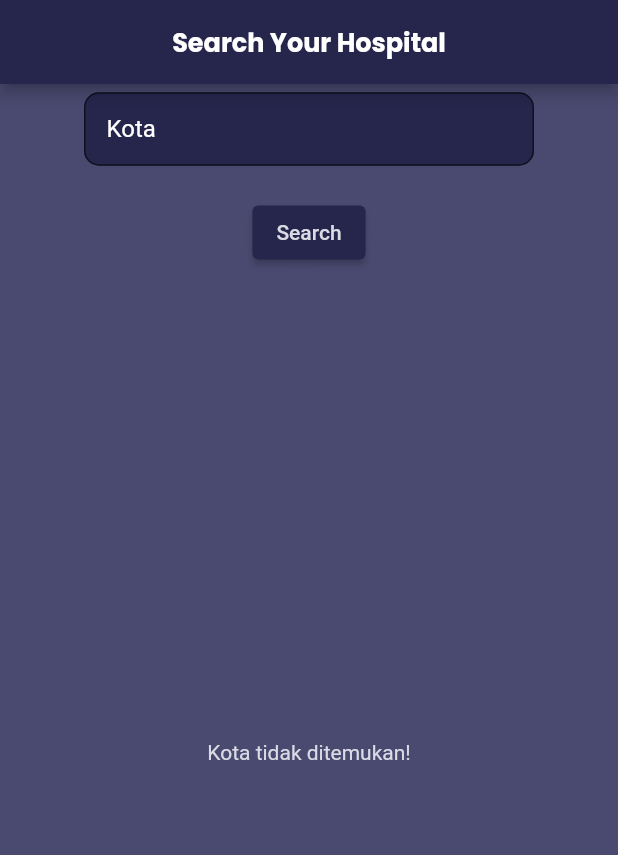
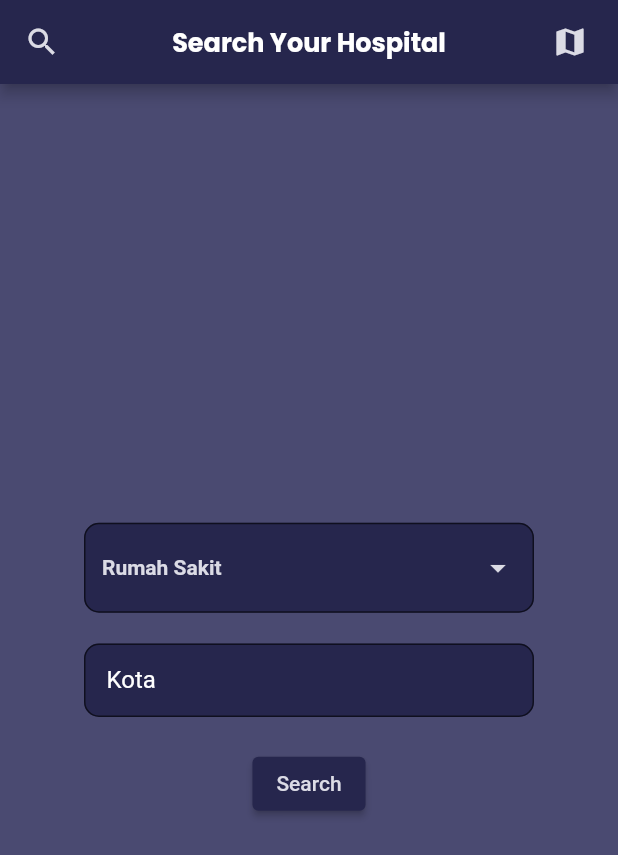
Before and after one commit to danielfebrianew/Hospital_Finder, a Flutter app: the screen it shows after launch, on a phone screen of 412 x 824 dp. Shown: the top 855 px of the screen. Run offline on Flutter 3.47's test engine with Material 2 defaults, Android fonts, the phone set to English and light mode, and no system bars; our stand-ins replace flutter_map, google_fonts, latlong2, shared_preferences; missing offline and left inert: osm_nominatim.

Commit message:
commit 3 : menyamakan dengan design

```diff
--- a/lib/main.dart
+++ b/lib/main.dart
@@ -17,7 +17,6 @@ class MyApp extends StatelessWidget {
       value: MapProvider(),
       child: MaterialApp(
         debugShowCheckedModeBanner: false,
-        title: 'Flutter Demo',
         theme: ThemeData(
           primarySwatch: Colors.lightBlue,
         ),
--- a/lib/pages/main_page.dart
+++ b/lib/pages/main_page.dart
@@ -35,6 +35,19 @@ class MainPageState extends State<MainPage> {
         ),
       ),
       centerTitle: true,
+      leading: const Icon(
+        Icons.search,
+        color: _secondaryColor,
+      ),
+      actions: const [
+        Icon(
+          Icons.map,
+          color: _secondaryColor,
+        ),
+        SizedBox(
+          width: 20,
+        ),
+      ],
     );
   }
 
--- a/lib/pages/map_page.dart
+++ b/lib/pages/map_page.dart
@@ -31,7 +31,6 @@ class _MapPageState extends State<MapPage> {
   void initState() {
     _mapController = MapController();
     mapEventSubscription = _mapController.mapEventStream.listen(onMapEvent);
-    // searchLocation();
     super.initState();
   }
 
@@ -133,6 +132,7 @@ class _MapPageState extends State<MapPage> {
 
   void addMarker() {
     final places = Provider.of<MapProvider>(context).mapPlaces;
+
     markers.addAll(
       places.map(
         (e) => Marker(
@@ -145,7 +145,7 @@ class _MapPageState extends State<MapPage> {
               padding: const EdgeInsets.all(0),
               icon: const Icon(
                 Icons.location_on,
-                color: Colors.red,
+                color: _mainColor,
               ),
               onPressed: () => {
                 _mapController.move(LatLng(e.lat, e.lon), 12),
--- a/lib/pages/search_page.dart
+++ b/lib/pages/search_page.dart
@@ -4,6 +4,7 @@ import 'package:flutter/foundation.dart';
 import 'package:flutter/material.dart';
 import 'package:osm_nominatim/osm_nominatim.dart';
 import 'package:provider/provider.dart';
+
 import '../widgets/map_bottom_sheet.dart';
 
 const _mainColor = Color(0xff26264D);
@@ -18,8 +19,8 @@ class SearchLocation extends StatefulWidget {
 
 class _SearchLocationState extends State<SearchLocation> {
   final _cityController = TextEditingController();
-
   List<Place>? searchPlaces;
+  String selectedValue = "Hospital";
 
   @override
   void dispose() {
@@ -28,22 +29,56 @@ class _SearchLocationState extends State<SearchLocation> {
   }
 
   void _savePlace() {
-    if (_cityController.text.isEmpty) {
+    if (selectedValue.isEmpty && _cityController.text.isEmpty) {
       return;
     }
-
+    if (kDebugMode) {
+      print('value $selectedValue');
+      print('value $_cityController');
+    }
     Provider.of<MapProvider>(context, listen: false)
-        .addLocation('Rumah Sakit', _cityController.text);
+        .addLocation(selectedValue, _cityController.text);
   }
 
   @override
   Widget build(BuildContext context) {
     return Container(
+      alignment: Alignment.center,
       color: const Color(0xff4A4A71),
-      alignment: Alignment.center,
       child: Column(
         mainAxisAlignment: MainAxisAlignment.center,
         children: [
+          const SizedBox(height: 15),
+          Container(
+            alignment: Alignment.center,
+            height: 60,
+            width: 300,
+            child: DropdownButtonFormField(
+              hint: const Text('Pilih Rumah Sakit'),
+              value: selectedValue,
+              items: dropdownItems,
+              onChanged: (String? newValue) {
+                setState(() {
+                  selectedValue = newValue!;
+                  _cityController.text.isNotEmpty ? _savePlace() : null;
+                });
+              },
+              decoration: InputDecoration(
+                border: OutlineInputBorder(
+                  borderRadius: BorderRadius.circular(10),
+                  borderSide: const BorderSide(color: _mainColor, width: 3),
+                ),
+                filled: true,
+                fillColor: _mainColor,
+                focusColor: _mainColor,
+              ),
+              dropdownColor: _mainColor,
+              style: const TextStyle(
+                  color: _secondaryColor, fontWeight: FontWeight.bold),
+              iconEnabledColor: _secondaryColor,
+            ),
+          ),
+          const SizedBox(height: 15),
           _cityField(),
           const SizedBox(height: 15),
           ElevatedButton(
@@ -52,54 +87,19 @@ class _SearchLocationState extends State<SearchLocation> {
             ),
             onPressed: (() {
               _savePlace();
-              setState(() {});
               Navigator.push(
                 context,
                 MaterialPageRoute(
                   builder: (context) => const MapPage(),
                 ),
               );
+              setState(() {});
             }),
             child: const Text(
               "Search",
               style: TextStyle(color: _secondaryColor),
             ),
           ),
-          _cityController.text.isNotEmpty
-              ? Flexible(
-                  child: FutureBuilder(
-                    future: Provider.of<MapProvider>(context, listen: false)
-                        .searchLocation(),
-                    builder: (context, snapshot) => snapshot.connectionState ==
-                            ConnectionState.waiting
-                        ? const Center(child: CircularProgressIndicator())
-                        : Consumer<MapProvider>(
-                            builder: (context, location, child) => location
-                                        .mapItem.place ==
-                                    null
-                                ? child!
-                                : ListView.builder(
-                                    itemCount: location.mapPlaces.length,
-                                    itemBuilder: (context, index) => Container(
-                                      alignment: Alignment.center,
-                                      margin: const EdgeInsets.all(5),
-                                      decoration: BoxDecoration(
-                                        borderRadius: BorderRadius.circular(5),
-                                        color: _mainColor,
-                                      ),
-                                    ),
-                                  ),
-                          ),
-                  ),
-                )
-              : const Flexible(
-                  child: Center(
-                    child: Text(
-                      'Kota tidak ditemukan!',
-                      style: TextStyle(color: _secondaryColor),
-                    ),
-                  ),
-                ),
         ],
       ),
     );
@@ -150,4 +150,18 @@ class _SearchLocationState extends State<SearchLocation> {
       ),
     );
   }
+
+  List<DropdownMenuItem<String>> get dropdownItems {
+    List<DropdownMenuItem<String>> menuItems = [
+      const DropdownMenuItem(
+        value: "Hospital",
+        child: Text("Rumah Sakit"),
+      ),
+      const DropdownMenuItem(
+        value: "Puskesmas",
+        child: Text("Puskesmas"),
+      )
+    ];
+    return menuItems;
+  }
 }
--- a/lib/provider/map_provider.dart
+++ b/lib/provider/map_provider.dart
@@ -57,7 +57,7 @@ class MapProvider with ChangeNotifier {
       extraTags: true,
       nameDetails: true,
     );
-    print('places : $places');
+
     if (places.isNotEmpty) {
       setMapItem = MapItem(
         marketName: market,
@@ -97,7 +97,7 @@ class MapProvider with ChangeNotifier {
                 padding: const EdgeInsets.all(0),
                 icon: const Icon(
                   Icons.location_on,
-                  color: Colors.red,
+                  color: Colors.blue,
                 ),
                 onPressed: () => {
                   mapController.move(LatLng(e.lat, e.lon), 12),
```
Also changed, not shown: lib/widgets/map_bottom_sheet.dart (+30 -5 lines), 1 other file.
